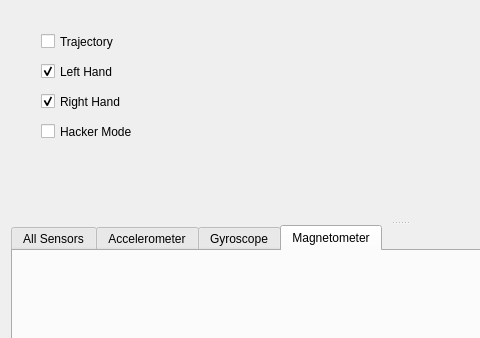
Qt form config/gestusVisualisation.ui (brainhublab/grSDK) before a commit; both pictures show x 0 to 480 and y 0 to 338 of the 800 by 600 pixel window.
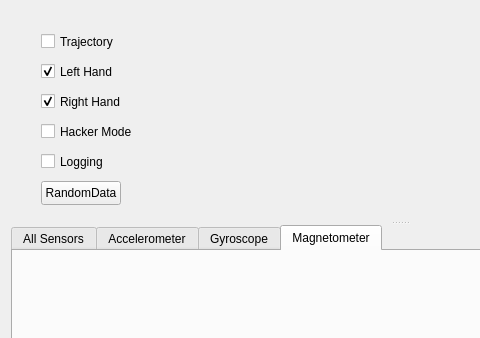
The same form after that commit. Custom widgets are drawn as their Qt base class.

```diff
--- a/config/gestusVisualisation.ui
+++ b/config/gestusVisualisation.ui
@@ -143,6 +143,41 @@
          <string>Hacker Mode</string>
         </property>
        </widget>
+       <widget class="QCheckBox" name="loggingCheckBox">
+        <property name="enabled">
+         <bool>true</bool>
+        </property>
+        <property name="geometry">
+         <rect>
+          <x>30</x>
+          <y>140</y>
+          <width>110</width>
+          <height>21</height>
+         </rect>
+        </property>
+        <property name="text">
+         <string>Logging</string>
+        </property>
+        <property name="checked">
+         <bool>false</bool>
+        </property>
+       </widget>
+       <widget class="QPushButton" name="randomData">
+        <property name="enabled">
+         <bool>true</bool>
+        </property>
+        <property name="geometry">
+         <rect>
+          <x>30</x>
+          <y>170</y>
+          <width>80</width>
+          <height>24</height>
+         </rect>
+        </property>
+        <property name="text">
+         <string>RandomData</string>
+        </property>
+       </widget>
       </widget>
       <widget class="QTabWidget" name="Plots">
        <property name="currentIndex">
```
